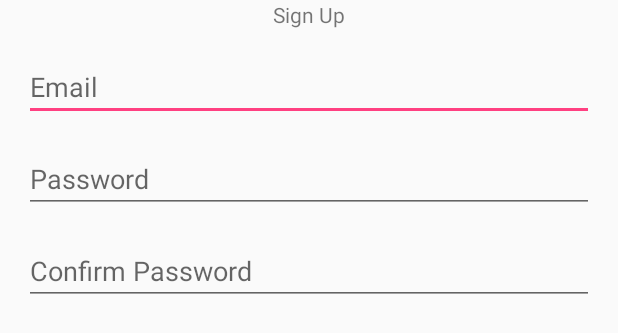
After one commit to Calvin906/StockApp, an Android app: the layout sign_up_view.xml on its own in the app's theme, with its tools: preview values and no code run, on a phone screen of 412 x 824 dp. The commit adds this screen. Shown: the top 333 px of the screen. Run offline under Robolectric (Android 15) with nearby library versions, the phone set to English and light mode, and no system bars.

Commit message:
Added fragment and worked on view for the frag

```diff
--- /dev/null
+++ b/app/src/main/java/preston/com/stockapp/util/SignUpFragment.java
@@ -0,0 +1,28 @@
+package preston.com.stockapp.util;
+
+import android.os.Bundle;
+import android.support.annotation.Nullable;
+import android.support.v4.app.DialogFragment;
+
+/**
+ * Created by Alex Preston on 9/20/16.
+ */
+
+public class SignUpFragment extends DialogFragment {
+
+
+    static SignUpFragment newInstance(int num) {
+        SignUpFragment fragment = new SignUpFragment();
+
+        Bundle args = new Bundle();
+        args.putInt("num", num);
+        fragment.setArguments(args);
+
+        return fragment;
+    }
+
+    @Override
+    public void onCreate(@Nullable Bundle savedInstanceState) {
+        super.onCreate(savedInstanceState);
+    }
+}
--- /dev/null
+++ b/app/src/main/res/layout/sign_up_view.xml
@@ -0,0 +1,43 @@
+<?xml version="1.0" encoding="utf-8"?>
+<RelativeLayout xmlns:android="http://schemas.android.com/apk/res/android"
+                android:layout_width="match_parent"
+                android:layout_height="match_parent">
+
+    <TextView
+        android:layout_width="wrap_content"
+        android:layout_height="wrap_content"
+        android:id="@+id/sign_up_frag"
+        android:text="@string/sign_up"
+        android:layout_centerHorizontal="true"/>
+
+    <EditText
+        android:layout_width="match_parent"
+        android:layout_height="wrap_content"
+        android:id="@+id/email_sign_up_frag"
+        android:hint="@string/email"
+        android:layout_below="@id/sign_up_frag"
+        android:layout_marginTop="@dimen/activity_vertical_margin"
+        android:layout_marginLeft="@dimen/activity_horizontal_margin"
+        android:layout_marginRight="@dimen/activity_horizontal_margin"/>
+
+    <EditText
+        android:layout_width="match_parent"
+        android:layout_height="wrap_content"
+        android:id="@+id/password_sign_up_frag"
+        android:hint="@string/password"
+        android:layout_below="@id/email_sign_up_frag"
+        android:layout_marginTop="@dimen/activity_vertical_margin"
+        android:layout_marginLeft="@dimen/activity_horizontal_margin"
+        android:layout_marginRight="@dimen/activity_horizontal_margin"/>
+
+    <EditText
+        android:layout_width="match_parent"
+        android:layout_height="wrap_content"
+        android:id="@+id/confirm_password_sign_up_frag"
+        android:hint="@string/password_confirm"
+        android:layout_below="@id/password_sign_up_frag"
+        android:layout_marginTop="@dimen/activity_vertical_margin"
+        android:layout_marginLeft="@dimen/activity_horizontal_margin"
+        android:layout_marginRight="@dimen/activity_horizontal_margin"/>
+
+</RelativeLayout>
--- a/app/src/main/res/values/strings.xml
+++ b/app/src/main/res/values/strings.xml
@@ -2,5 +2,8 @@
     <string name="home_banner">Stocks</string>
     <string name="welcome_home">Welcome</string>
     <string name="login_home">Login</string>\
-    <string name="sign_up_home">Sign Up</string>
+    <string name="sign_up">Sign Up</string>
+    <string name="email">Email</string>
+    <string name="password">Password</string>
+    <string name="password_confirm">Confirm Password</string>
 </resources>
--- a/build.gradle
+++ b/build.gradle
@@ -5,7 +5,7 @@ buildscript {
         jcenter()
     }
     dependencies {
-        classpath 'com.android.tools.build:gradle:2.1.3'
+        classpath 'com.android.tools.build:gradle:2.2.0'
 
         // NOTE: Do not place your application dependencies here; they belong
         // in the individual module build.gradle files
```
